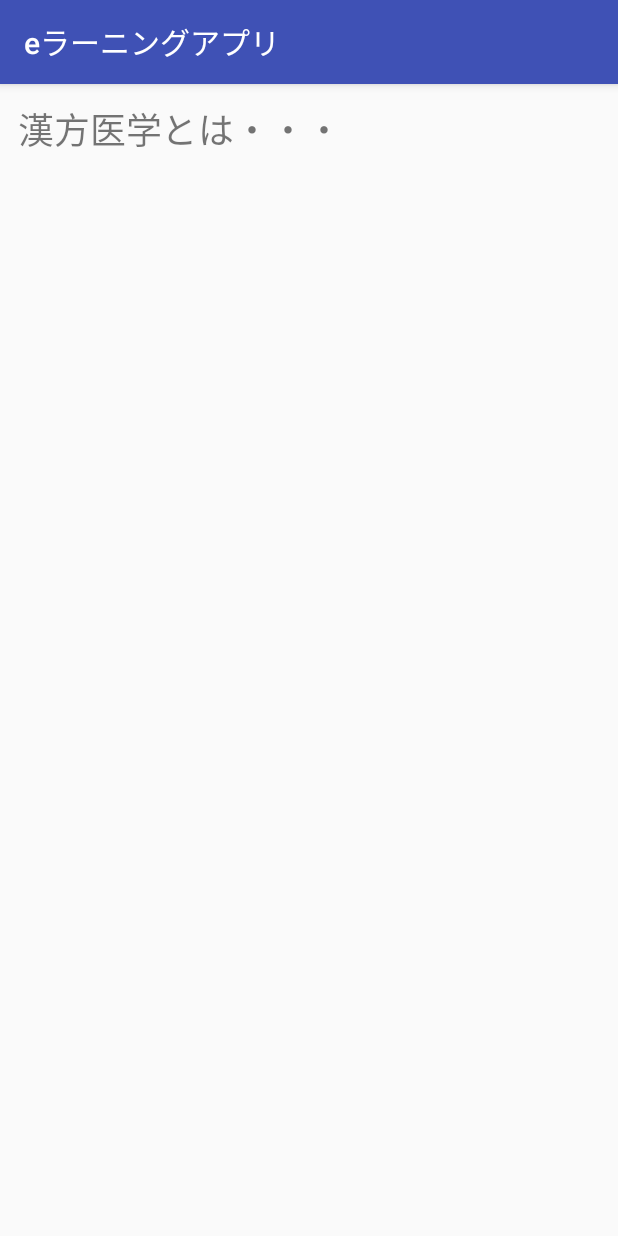
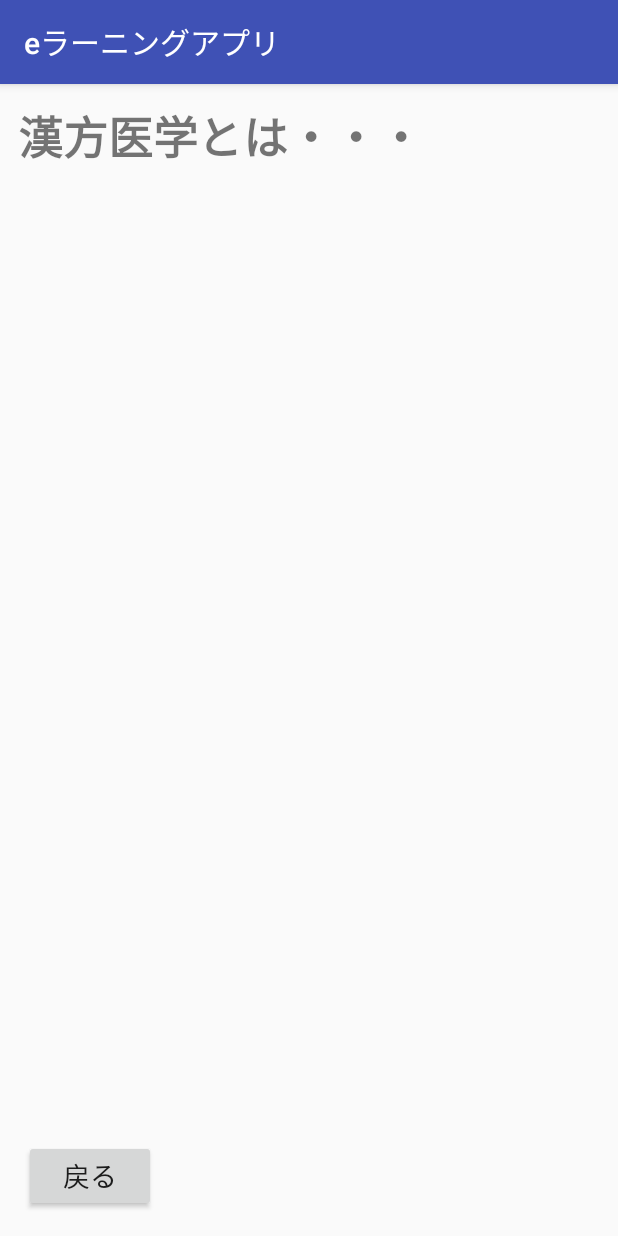
Before and after one commit to 14-2505-004-1/MyApplication, an Android app: the help_kanpo screen opened directly, with no data from a screen before it, on a phone screen of 412 x 824 dp. Run offline under Robolectric (Android 15) with nearby library versions, the phone set to English and light mode, and no system bars.

Commit message:
戻るボタンの設置

```diff
--- a/app/src/main/AndroidManifest.xml
+++ b/app/src/main/AndroidManifest.xml
@@ -23,7 +23,8 @@
         <activity android:name=".help" />
         <activity android:name=".help_use" />
         <activity android:name=".help_kanpo" />
-        <activity android:name=".help_zetsu"></activity>
+        <activity android:name=".help_zetsu" />
+        <activity android:name=".Mypage"></activity>
     </application>
 
 </manifest>
--- a/app/src/main/java/npaka/net/myapplication/MainActivity.java
+++ b/app/src/main/java/npaka/net/myapplication/MainActivity.java
@@ -23,4 +23,8 @@ public class MainActivity extends AppCompatActivity {
         Intent intent = new Intent(this, help.class);
         startActivity(intent);
     }
+    public void onMypageButtonTapped(View view) {
+        Intent intent = new Intent(this, Mypage.class);
+        startActivity(intent);
+    }
 }
--- a/app/src/main/java/npaka/net/myapplication/help_kanpo.java
+++ b/app/src/main/java/npaka/net/myapplication/help_kanpo.java
@@ -1,7 +1,9 @@
 package npaka.net.myapplication;
 
+import android.content.Intent;
 import android.os.Bundle;
 import android.support.v7.app.AppCompatActivity;
+import android.view.View;
 
 public class help_kanpo extends AppCompatActivity {
 
@@ -10,4 +12,8 @@ public class help_kanpo extends AppCompatActivity {
         super.onCreate(savedInstanceState);
         setContentView(R.layout.activity_help_kanpo);
     }
+    public void onHelpButtonTapped(View view) {
+        Intent intent = new Intent(this, help.class);
+        startActivity(intent);
+    }
 }
--- a/app/src/main/java/npaka/net/myapplication/help_use.java
+++ b/app/src/main/java/npaka/net/myapplication/help_use.java
@@ -1,7 +1,9 @@
 package npaka.net.myapplication;
 
+import android.content.Intent;
 import android.os.Bundle;
 import android.support.v7.app.AppCompatActivity;
+import android.view.View;
 
 public class help_use extends AppCompatActivity {
 
@@ -10,4 +12,8 @@ public class help_use extends AppCompatActivity {
         super.onCreate(savedInstanceState);
         setContentView(R.layout.activity_help_use);
     }
+    public void onHelpButtonTapped(View view) {
+        Intent intent = new Intent(this, help.class);
+        startActivity(intent);
+    }
 }
--- a/app/src/main/java/npaka/net/myapplication/help_zetsu.java
+++ b/app/src/main/java/npaka/net/myapplication/help_zetsu.java
@@ -1,7 +1,9 @@
 package npaka.net.myapplication;
 
+import android.content.Intent;
 import android.os.Bundle;
 import android.support.v7.app.AppCompatActivity;
+import android.view.View;
 
 public class help_zetsu extends AppCompatActivity {
 
@@ -10,4 +12,8 @@ public class help_zetsu extends AppCompatActivity {
         super.onCreate(savedInstanceState);
         setContentView(R.layout.activity_help_zetsu);
     }
+    public void onHelpButtonTapped(View view) {
+        Intent intent = new Intent(this, help.class);
+        startActivity(intent);
+    }
 }
--- a/app/src/main/java/npaka/net/myapplication/testmode.java
+++ b/app/src/main/java/npaka/net/myapplication/testmode.java
@@ -35,4 +35,5 @@ public class testmode extends AppCompatActivity {
         Intent intent = new Intent(this, result.class);
         startActivity(intent);
     }
+
 }
--- a/app/src/main/res/layout/activity_help_kanpo.xml
+++ b/app/src/main/res/layout/activity_help_kanpo.xml
@@ -14,7 +14,37 @@
         android:layout_marginStart="12dp"
         android:layout_marginTop="12dp"
         android:text="漢方医学とは・・・"
-        android:textSize="24sp"
+        android:textSize="30sp"
+        android:textStyle="bold"
         app:layout_constraintLeft_toLeftOf="parent"
         app:layout_constraintTop_toTopOf="parent" />
+
+    <Button
+        android:id="@+id/button"
+        android:layout_width="wrap_content"
+        android:layout_height="wrap_content"
+        android:layout_marginBottom="16dp"
+        android:layout_marginLeft="16dp"
+        android:onClick="onHelpButtonTapped"
+        android:text="戻る"
+        android:textSize="18sp"
+        app:layout_constraintBottom_toBottomOf="parent"
+        app:layout_constraintLeft_toLeftOf="parent"
+        android:layout_marginStart="16dp" />
+
+    <TextView
+        android:id="@+id/textView12"
+        android:layout_width="368dp"
+        android:layout_height="0dp"
+        android:layout_marginBottom="8dp"
+        android:layout_marginLeft="8dp"
+        android:layout_marginRight="8dp"
+        android:layout_marginStart="8dp"
+        android:layout_marginTop="8dp"
+        app:layout_constraintBottom_toTopOf="@+id/button"
+        app:layout_constraintLeft_toLeftOf="parent"
+        app:layout_constraintRight_toRightOf="parent"
+        app:layout_constraintTop_toBottomOf="@+id/textView2"
+        app:layout_constraintVertical_bias="0.0"
+        app:layout_constraintHorizontal_bias="0.0" />
 </android.support.constraint.ConstraintLayout>
```
Also changed, not shown: app/src/main/java/npaka/net/myapplication/Mypage.java (added, +14 -0 lines), app/src/main/res/layout/activity_help_use.xml (+14 -1 lines), app/src/main/res/layout/activity_help_zetsu.xml (+14 -1 lines), app/src/main/res/layout/activity_main.xml (+4 -3 lines), app/src/main/res/layout/activity_mypage.xml (added, +19 -0 lines), app/src/main/res/layout/activity_testmode.xml (+10 -0 lines).
